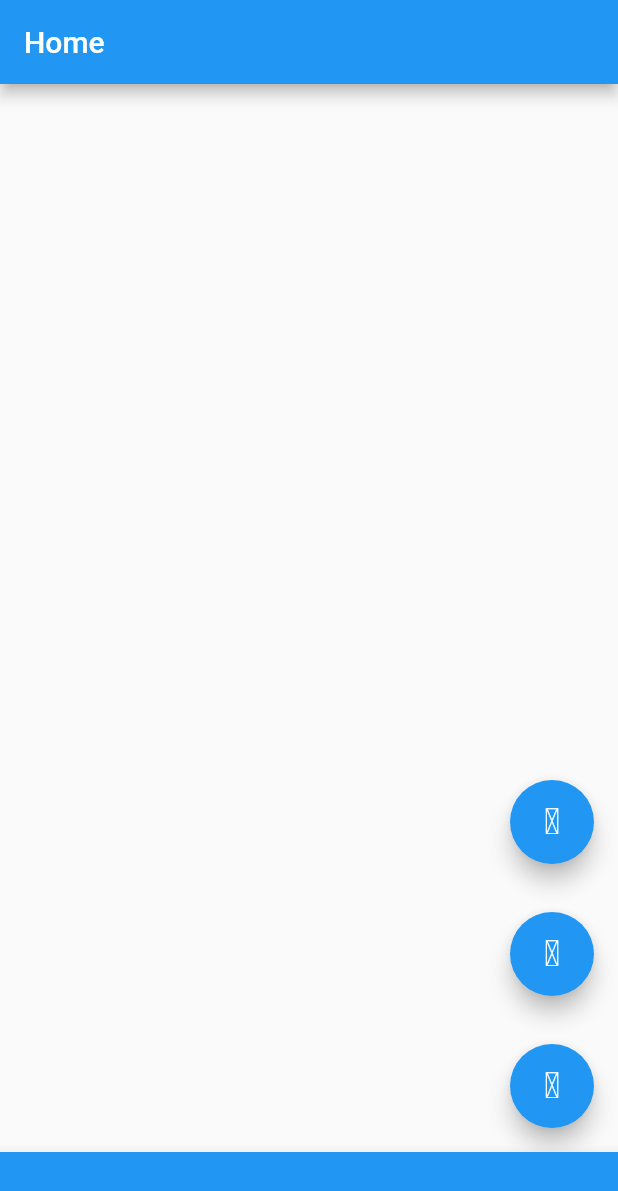
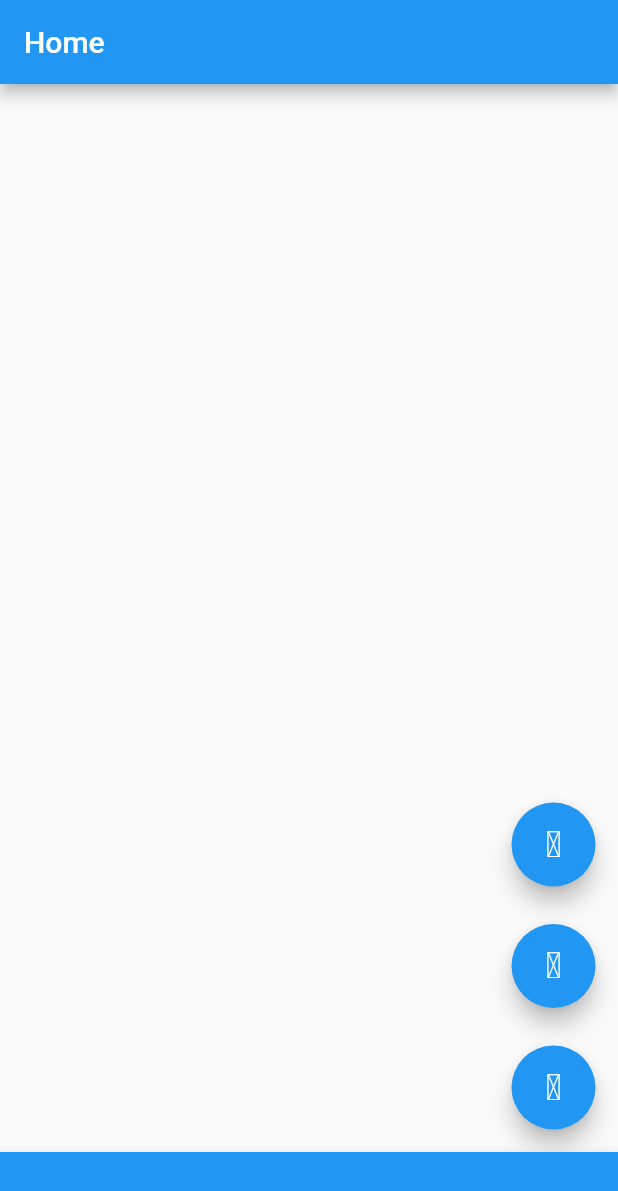
Before and after one commit to BigDeeEss/dashcam, a Flutter app: the screen it shows after launch, on a phone screen of 412 x 824 dp. Shown: the top 1191 px of the screen. Run offline on Flutter 3.47's test engine with Material 2 defaults, Android fonts, the phone set to English and light mode, and no system bars.

Commit message:
Add app_settings.dart for storing default app settings.
Add [appBarHeightScaleFactor] for varying the bottomNavigationBar height relative to appBar height.

Add [buttonAlignment] for defining positon of buttons associated with BasePage.

Add [buttonPaddingMainAxis], [buttonPaddingMainAxisExtra], [buttonPaddingCrossAxis], [upButtonPadding] and [downButtonPadding] for controll the padding between the FAB associated with BasePage.

```diff
--- a/lib/app_settings.dart
+++ b/lib/app_settings.dart
@@ -1,11 +1,44 @@
 //  Import flutter packages.
 import 'package:flutter/painting.dart';
 
-//  [automaticallyImplyLeading] toggles whether the 'leading back arrow' widget
-//  associated with BasePage is used.
-//  Set 'true' only for development. Note that if set to true the
-//  'leading back arrow' may not be displayed if there is no page available.
+/// [appBarHeightScaleFactor] defines a simple scale factor to apply to
+/// appBar when calculating bottomNavigationBar in BasePage.
+const double appBarHeightScaleFactor = 1.0;
+
+/// [automaticallyImplyLeading] toggles whether the 'leading back arrow' widget
+/// associated with BasePage is used.
+/// Set 'true' only for development. Note that if set to true the
+/// 'leading back arrow' may still not be displayed if no page is available.
 const bool automaticallyImplyLeading = false;
 
-//  [alignment] defines the anchor point for FAB placement on BasePage.
-const alignment = Alignment.bottomRight;
+/// [buttonAlignment] defines the anchor point for FAB placement in BasePage.
+const buttonAlignment = Alignment.bottomRight;
+// const alignment = Alignment.topLeft;
+
+/// [buttonPaddingMainAxis] defines the main axis padding between buttons
+/// associated with BasePage.
+const double buttonPaddingMainAxis = 15.0;
+
+/// [buttonPaddingMainAxisExtra] defines extra padding in the main axis
+/// direction between buttons associated with BasePage.
+const double buttonPaddingMainAxisExtra = 10.0;
+
+/// [buttonPaddingCrossAxis] defines the cross axis padding between buttons
+/// associated with BasePage.
+const double buttonPaddingCrossAxis = 15;
+
+/// [upButtonPadding] defines the padding for downward direction
+/// button positioning associated with BasePage.
+const EdgeInsetsDirectional upButtonPadding = EdgeInsetsDirectional.fromSTEB(
+    buttonPaddingCrossAxis,
+    buttonPaddingMainAxisExtra,
+    buttonPaddingCrossAxis,
+    buttonPaddingMainAxis);
+
+/// [downButtonPadding] defines the padding for downward direction
+/// button positioning associated with BasePage.
+const EdgeInsetsDirectional downButtonPadding = EdgeInsetsDirectional.fromSTEB(
+    buttonPaddingCrossAxis,
+    buttonPaddingMainAxis,
+    buttonPaddingCrossAxis,
+    buttonPaddingMainAxisExtra);
--- a/lib/base_page.dart
+++ b/lib/base_page.dart
@@ -6,15 +6,15 @@ import 'package:dashcam/button.dart';
 import 'package:dashcam/route_specs.dart';
 import 'package:dashcam/app_settings.dart' as appSettings;
 
-//  StatefulWidget implementing a basic page layout design.
+/// StatefulWidget implements a basic page layout design.
 class BasePage extends StatefulWidget {
-  //  Constructor for [BasePage].
   const BasePage({
     required this.routeSpec,
     Key? key,
   }) : super(key: key);
 
-  //  RoutSpec defines all route-specific information.
+  /// [routeSpec] contains all route-specific information.
+  /// E.g.: FAB icon, FAB activation action, page title.
   final RouteSpec routeSpec;
 
   @override
@@ -47,7 +47,8 @@ class _BasePageState extends State<BasePage> {
                   //  SizedBox(...). Get height from [context] by first
                   //  extracting the immediate Scaffold(...), and then getting
                   //  the value for appBarMaxHeight.
-                  height: Scaffold.of(context).appBarMaxHeight,
+                  height: (Scaffold.of(context).appBarMaxHeight ?? 0.0) *
+                      appSettings.appBarHeightScaleFactor,
                 ),
               ],
             ),
@@ -58,27 +59,37 @@ class _BasePageState extends State<BasePage> {
       //  Use a Container-Align-Column combination to locate the button list.
       body: Container(
         child: Align(
-          alignment: appSettings.alignment,
+          alignment: appSettings.buttonAlignment,
           child: Column(
             crossAxisAlignment: CrossAxisAlignment.center,
-            mainAxisAlignment: (appSettings.alignment.y >= 0)
-                ? MainAxisAlignment.end
-                : MainAxisAlignment.start,
+            verticalDirection: (appSettings.buttonAlignment.y < 0)
+                ? VerticalDirection.down
+                : VerticalDirection.up,
             children: <Widget>[
               Padding(
-                padding: EdgeInsets.all(16.0),
+                // padding: EdgeInsets.all(16.0),
+                padding: (appSettings.buttonAlignment.y < 0)
+                    ? appSettings.downButtonPadding
+                    : appSettings.upButtonPadding,
                 child: Button(
                   routeSpec: home,
                 ),
               ),
               Padding(
-                padding: EdgeInsets.all(16.0),
+                // padding: EdgeInsetsDirectional.fromSTEB(16.0, 16.0, 16.0, 0.0),
+                padding: (appSettings.buttonAlignment.y < 0)
+                    ? appSettings.downButtonPadding
+                    : appSettings.upButtonPadding,
                 child: Button(
                   routeSpec: settings,
                 ),
               ),
               Padding(
-                padding: EdgeInsets.all(16.0),
+                // padding: EdgeInsetsDirectional.fromSTEB(16.0, 16.0, 16.0, 0.0),
+                padding: (appSettings.buttonAlignment.y < 0)
+                    ? appSettings.downButtonPadding
+                    : appSettings.upButtonPadding,
+                // padding: EdgeInsets.all(16.0),
                 child: Button(
                   routeSpec: eject,
                 ),
--- a/lib/button.dart
+++ b/lib/button.dart
@@ -21,11 +21,11 @@ class Button extends StatefulWidget {
 }
 
 class _ButtonState extends State<Button> with TickerProviderStateMixin {
+  //  Define the type of animation, in this case between two Offset() classes.
+  late Animation<Offset> _animation;
+
   //  Define an animation controller.
   late AnimationController _controller;
-
-  //  Define the type of animation, in this case between two Offset() classes.
-  late Animation<Offset> _animation;
 
   void Function()? onPressed(BuildContext context) {
     print('Pressed Button onpressed...');
--- a/lib/route_specs.dart
+++ b/lib/route_specs.dart
@@ -13,25 +13,27 @@ class RouteSpec {
     required this.onPressed,
   });
 
-  //  [title] of screen appearing on appBar.
-  final String title;
-
   //  [icon] is displayed on the FAB associated with [RouteSpec].
   final Icon icon;
+
+  //  [onPressed] efines the action to be taken on activation
+  //  of the associated FAB.
+  final void Function(BuildContext context) onPressed;
 
   //  [route] defines which page is displayed when FAB associated
   //  with RouteSpec is activated.
   final String route;
 
-  final void Function(BuildContext context) onPressed;
+  //  [title] of screen appearing on appBar.
+  final String title;
 }
 
-RouteSpec settings = RouteSpec(
-  title: 'Settings',
-  icon: Icon(CustomIcons.cog_1),
-  route: '/settings',
+RouteSpec eject = RouteSpec(
+  title: 'Eject',
+  icon: Icon(CustomIcons.eject),
+  route: '/home',
   onPressed: (context) {
-    Navigator.popAndPushNamed(context, '/settings');
+    Navigator.pop(context);
   },
 );
 
@@ -44,11 +46,11 @@ RouteSpec home = RouteSpec(
   },
 );
 
-RouteSpec eject = RouteSpec(
-  title: 'Eject',
-  icon: Icon(CustomIcons.eject),
-  route: '/home',
+RouteSpec settings = RouteSpec(
+  title: 'Settings',
+  icon: Icon(CustomIcons.cog_1),
+  route: '/settings',
   onPressed: (context) {
-    Navigator.pop(context);
+    Navigator.popAndPushNamed(context, '/settings');
   },
 );
--- /dev/null
+++ b/lib/utils.dart
@@ -0,0 +1,9 @@
+//  Get screen height.
+double getScreenHeight(BuildContext context) {
+  return MediaQuery.of(context).size.height;
+}
+
+//  Get screen widgth.
+double getScreenWidth(BuildContext context) {
+  return MediaQuery.of(context).size.width;
+}
```
